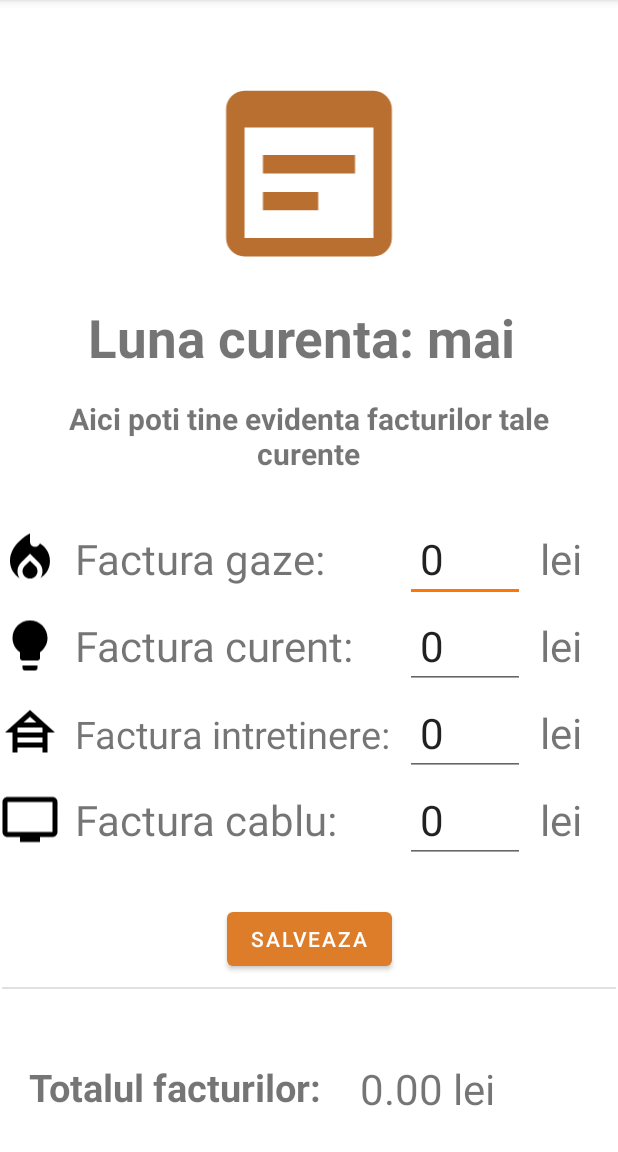
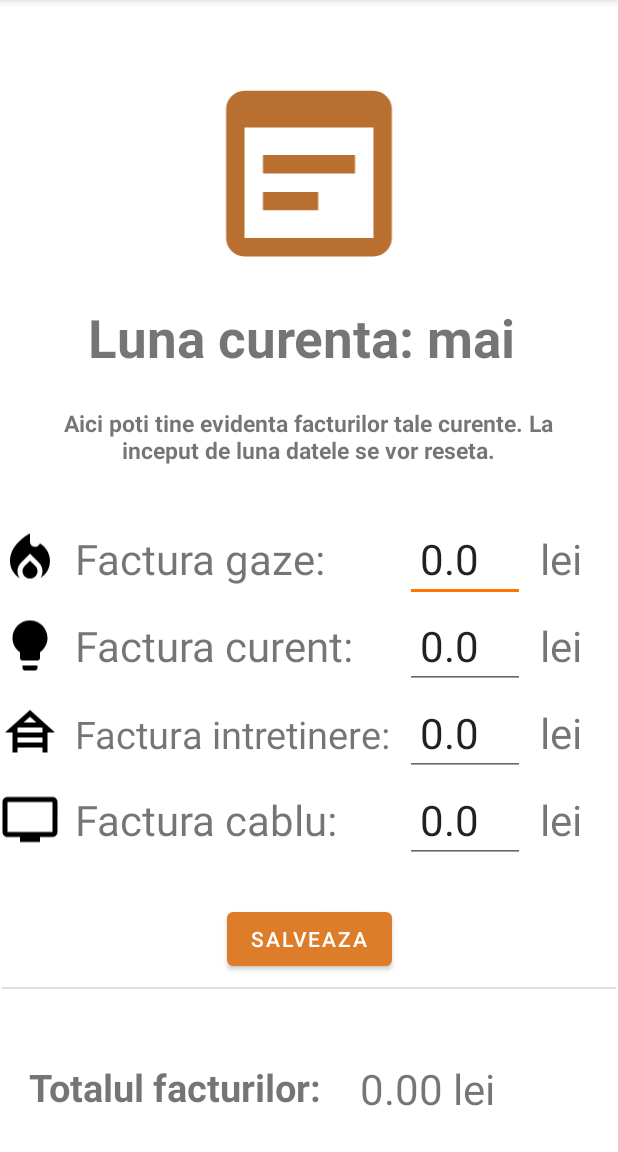
Before and after one commit to alexion2001/HomeManagementApp, an Android app: the fragment FacturiFragment placed in its activity, after a tap on "SALVEAZA", on a phone screen of 412 x 824 dp, the part 84-1236 px from its top. Run offline under Robolectric (Android 15) with nearby library versions, the phone set to English and light mode, and no system bars.

Commit message:
shared pref facturi

```diff
--- a/app/src/main/java/com/example/laborator2_2023/FacturiFragment.java
+++ b/app/src/main/java/com/example/laborator2_2023/FacturiFragment.java
@@ -51,12 +51,14 @@ public class FacturiFragment extends Fragment {
     private TextView totalCost;
     private TextView textView; //luna
 
+    public final static String PREFERENCES_KEY = "preferences key";
+
+    public final static String PREFERENCES_CURENT_KEY = "preferences key curent";
+    public final static String PREFERENCES_GAZE_KEY = "preferences key gaze";
+    public final static String PREFERENCES_INTRETINERE_KEY = "preferences key intretinere";
+    public final static String PREFERENCES_CABLU_KEY = "preferences key cablu";
 
 
-
-
-    public static String HOUSE_NAME = "house name";
-    public static String HOUSE = "house";
 
     public FacturiFragment() {
       //  super(R.layout.fragment_facturi);
@@ -95,7 +97,7 @@ public class FacturiFragment extends Fragment {
         String month_msg = getString(R.string.monthName) + " " + monthName;
         textView.setText(month_msg);
 
-        //costul total
+        //date facturi
         curentCost = view.findViewById(R.id.curentCost);
         gazeCost = view.findViewById(R.id.gazeCost);
         intretinereCost = view.findViewById(R.id.intretinereCost);
@@ -103,8 +105,31 @@ public class FacturiFragment extends Fragment {
         totalCost = view.findViewById(R.id.totalCost);
         button2 = view.findViewById(R.id.button2);
 
+        //iau datele din shared pref
+        Context context = getContext().getApplicationContext();
+        SharedPreferences preferences = context.getSharedPreferences(PREFERENCES_KEY, Context.MODE_PRIVATE);
+        String gaze = preferences.getString(PREFERENCES_GAZE_KEY,"0.0");
+        String curent = preferences.getString(PREFERENCES_CURENT_KEY,"0.0");
+        String cablu = preferences.getString(PREFERENCES_CABLU_KEY,"0.0");
+        String intretinere = preferences.getString(PREFERENCES_INTRETINERE_KEY,"0.0");
 
 
+    // setez datele in aplicatie
+        gazeCost.setText(gaze);
+        curentCost.setText(curent);
+        cabluCost.setText(cablu);
+        intretinereCost.setText( intretinere);
+
+        //calculez costul
+        double total = Double.parseDouble(curentCost.getText().toString()) +
+                Double.parseDouble(gazeCost.getText().toString()) +
+                Double.parseDouble(intretinereCost.getText().toString()) +
+                Double.parseDouble(cabluCost.getText().toString());
+        //o adaug la suma totala
+
+        totalCost.setText(String.format(Locale.getDefault(), "%.2f lei", total));
+
+        //modificare si salvare date, cost total
         if (button2 != null) {
             // Button found
             button2.setOnClickListener(new View.OnClickListener() {
@@ -119,7 +144,9 @@ public class FacturiFragment extends Fragment {
 
                     totalCost.setText(String.format(Locale.getDefault(), "%.2f lei", total));
 
-                    //salvez valorile in shared pref si le resetez pe 1 in fiecare luna -TODO
+                    //salvez valorile in shared pref si le resetez pe 1 in fiecare luna
+                    makePreferences(gazeCost.getText().toString(),curentCost.getText().toString(),
+                            intretinereCost.getText().toString(), cabluCost.getText().toString());
                 }
             });
         }
@@ -127,5 +154,29 @@ public class FacturiFragment extends Fragment {
 
     }
 
+    private void makePreferences(String gaze, String curent, String intretinere, String cablu) {
+        Context context = getContext().getApplicationContext();
+
+        SharedPreferences preferences = context.getSharedPreferences(PREFERENCES_KEY, Context.MODE_PRIVATE);
+        SharedPreferences.Editor editor = preferences.edit();
+        editor.putString(PREFERENCES_GAZE_KEY, gaze);
+        editor.putString(PREFERENCES_CURENT_KEY, curent);
+        editor.putString(PREFERENCES_INTRETINERE_KEY, intretinere);
+        editor.putString(PREFERENCES_CABLU_KEY, cablu);
+
+        editor.apply();
+
+
+
+    }
+
+    public void sendNotificationWhenMonthChange() {
+        Calendar calendar = Calendar.getInstance();
+        int dayOfMonth = calendar.get(Calendar.DAY_OF_MONTH);
+        if (dayOfMonth == 1) {
+            makePreferences("0.0", "0.0", "0.0", "0.0");
+        }
+    }
+
 
 }
--- a/app/src/main/java/com/example/laborator2_2023/LoginFragment.java
+++ b/app/src/main/java/com/example/laborator2_2023/LoginFragment.java
@@ -33,16 +33,11 @@ public class LoginFragment extends Fragment implements UserOperations {
     private String editTextResult;
     private String buttonResult;
 
-    public static String HOUSE_NAME = "house name";
-    public static String HOUSE = "house";
-
     public final static String PREFERENCES_KEY = "preferences key";
 
     public final static String PREFERENCES_NAME_KEY = "preferences key name";
 
-    public final static String PREFERENCES_HOUSE = "preferences key";
 
-    public final static String PREFERENCES_HOUSE_KEY = "preferences key house";
 
     public LoginFragment() {
         super(R.layout.fragment_login);
@@ -146,8 +141,6 @@ public class LoginFragment extends Fragment implements UserOperations {
         editor.putString(PREFERENCES_NAME_KEY, username);
         editor.apply();
 
-
-
     }
 
     private void  searchUser(String username,String pass){
--- a/app/src/main/res/layout/fragment_facturi.xml
+++ b/app/src/main/res/layout/fragment_facturi.xml
@@ -84,7 +84,7 @@
         android:layout_height="54dp"
         android:gravity="center"
         android:text="@string/evidenta"
-        android:textSize="20sp"
+        android:textSize="15sp"
         android:textStyle="bold"
         app:layout_constraintBottom_toBottomOf="parent"
         app:layout_constraintEnd_toEndOf="parent"
--- a/app/src/main/res/values/strings.xml
+++ b/app/src/main/res/values/strings.xml
@@ -25,7 +25,7 @@
     <string name="monthName">Luna curenta:</string>
     <string name="cost">0</string>
     <string name="lei">lei</string>
-    <string name="evidenta">Aici poti tine evidenta facturilor tale curente</string>
+    <string name="evidenta">Aici poti tine evidenta facturilor tale curente. La inceput de luna datele se vor reseta.</string>
     <string name="notification_title">"Home Managament"</string>
     <string name="notification_text">Nu uita sa iti adaugi facturile pentru aceasta luna.</string>
 
```
